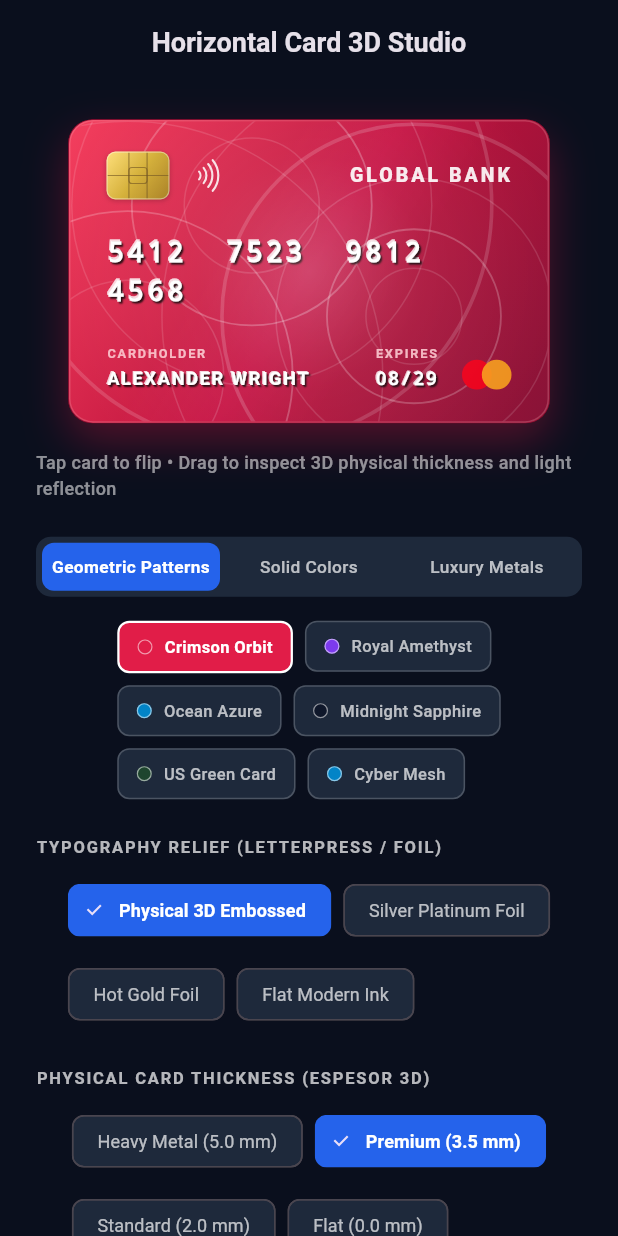
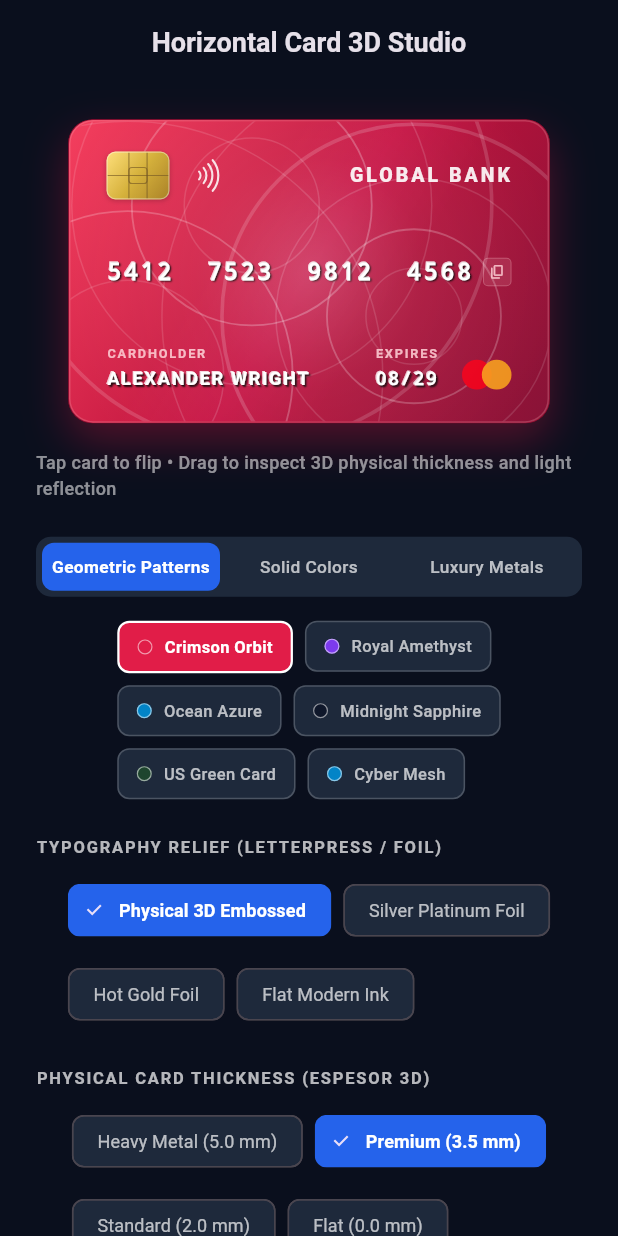
Before and after one commit to ClevesDev/horizontal_credit_card, a Flutter app: the screen it shows after launch, on a phone screen of 412 x 824 dp. Run offline on Flutter 3.47's test engine with Material 3 defaults, Android fonts, the phone set to English and light mode, and no system bars.

Commit message:
feat: add optional copy-to-clipboard button for card number with animated feedback

```diff
--- a/example/lib/main.dart
+++ b/example/lib/main.dart
@@ -45,6 +45,19 @@ class _HorizontalCardDemoScreenState extends State<HorizontalCardDemoScreen> {
   bool _isFrozen = false;
   bool _isFlipped = false;
   bool _isDynamicCvv = true;
+  bool _enableCopy = true;
+
+  void _showCopiedSnackbar(String number) {
+    ScaffoldMessenger.of(context).clearSnackBars();
+    ScaffoldMessenger.of(context).showSnackBar(
+      SnackBar(
+        content: Text('Card number copied to clipboard: $number'),
+        backgroundColor: const Color(0xFF1E293B),
+        behavior: SnackBarBehavior.floating,
+        duration: const Duration(milliseconds: 1500),
+      ),
+    );
+  }
 
   void _selectPreset(HorizontalCardTheme theme,
       {CardBrand? brand, String? number, String? holder}) {
@@ -99,6 +112,8 @@ class _HorizontalCardDemoScreenState extends State<HorizontalCardDemoScreen> {
                   isMasked: _isMasked,
                   isFrozen: _isFrozen,
                   isDynamicCvv: _isDynamicCvv,
+                  enableCopy: _enableCopy,
+                  onCardNumberCopied: _showCopiedSnackbar,
                   onFlip: (flipped) => setState(() => _isFlipped = flipped),
                 ),
               ),
@@ -301,6 +316,22 @@ class _HorizontalCardDemoScreenState extends State<HorizontalCardDemoScreen> {
                     label: Text(_isMasked ? 'Reveal Numbers' : 'Mask Numbers'),
                     style: ElevatedButton.styleFrom(
                       backgroundColor: const Color(0xFF1E293B),
+                      foregroundColor: Colors.white,
+                    ),
+                  ),
+                  ElevatedButton.icon(
+                    onPressed: () => setState(() => _enableCopy = !_enableCopy),
+                    icon: Icon(
+                      _enableCopy ? Icons.copy_rounded : Icons.content_copy,
+                      size: 16,
+                    ),
+                    label: Text(
+                      _enableCopy ? 'Copy Icon (Visible)' : 'Copy Icon (Hidden)',
+                    ),
+                    style: ElevatedButton.styleFrom(
+                      backgroundColor: _enableCopy
+                          ? const Color(0xFF6366F1)
+                          : const Color(0xFF1E293B),
                       foregroundColor: Colors.white,
                     ),
                   ),
--- a/lib/src/widgets/horizontal_card.dart
+++ b/lib/src/widgets/horizontal_card.dart
@@ -60,6 +60,15 @@ class HorizontalCard extends StatefulWidget {
   /// Optional external controller for dynamic rolling CVV.
   final DynamicCvvController? dynamicCvvController;
 
+  /// Displays a subtle copy-to-clipboard button next to the card number.
+  final bool enableCopy;
+
+  /// Whether to remove whitespace when copying card number (true) or retain spacing (false).
+  final bool cleanCopiedNumber;
+
+  /// Callback fired when the card number is copied to clipboard.
+  final ValueChanged<String>? onCardNumberCopied;
+
   /// Locks the card in a frozen security state with frosted ice crystals.
   final bool isFrozen;
 
@@ -96,6 +105,9 @@ class HorizontalCard extends StatefulWidget {
     this.isDynamicCvv = false,
     this.dynamicCvvConfig,
     this.dynamicCvvController,
+    this.enableCopy = false,
+    this.cleanCopiedNumber = true,
+    this.onCardNumberCopied,
     this.isFrozen = false,
     this.isExpired = false,
     this.bankLogo,
@@ -322,6 +334,10 @@ class _HorizontalCardState extends State<HorizontalCard>
                                     tiltY: activeTiltY,
                                     isMasked: widget.isMasked,
                                     bankLogo: widget.bankLogo,
+                                    enableCopy: widget.enableCopy,
+                                    cleanCopiedNumber: widget.cleanCopiedNumber,
+                                    onCardNumberCopied:
+                                        widget.onCardNumberCopied,
                                   ),
 
                             // Dynamic Specular Glare Layer
--- a/lib/src/widgets/horizontal_card_front.dart
+++ b/lib/src/widgets/horizontal_card_front.dart
@@ -1,4 +1,6 @@
+import 'dart:async';
 import 'package:flutter/material.dart';
+import 'package:flutter/services.dart';
 import '../models/card_brand.dart';
 import '../models/card_text_finish.dart';
 import '../models/horizontal_card_theme.dart';
@@ -38,6 +40,15 @@ class HorizontalCardFront extends StatelessWidget {
   /// Optional bank branding logo widget injected at the top-right.
   final Widget? bankLogo;
 
+  /// Whether to display a subtle copy-to-clipboard button next to the card number.
+  final bool enableCopy;
+
+  /// When copying, whether to remove spaces (true) or retain formatted spacing (false).
+  final bool cleanCopiedNumber;
+
+  /// Callback triggered when the card number is copied to clipboard.
+  final ValueChanged<String>? onCardNumberCopied;
+
   /// Creates a [HorizontalCardFront] instance.
   const HorizontalCardFront({
     super.key,
@@ -51,6 +62,9 @@ class HorizontalCardFront extends StatelessWidget {
     this.tiltY = 0.0,
     this.isMasked = false,
     this.bankLogo,
+    this.enableCopy = false,
+    this.cleanCopiedNumber = true,
+    this.onCardNumberCopied,
   });
 
   @override
@@ -140,7 +154,14 @@ class HorizontalCardFront extends StatelessWidget {
               // Middle: 16/15-Digit Card Number with Physical 3D Embossed Relief
               Padding(
                 padding: const EdgeInsets.symmetric(vertical: 4),
-                child: Text(
+                child: FittedBox(
+                  fit: BoxFit.scaleDown,
+                  alignment: Alignment.centerLeft,
+                  child: Row(
+                    mainAxisSize: MainAxisSize.min,
+                    crossAxisAlignment: CrossAxisAlignment.center,
+                    children: [
+                      Text(
                         formattedNumber,
                         style: TextStyle(
                           fontFamily: 'monospace',
@@ -149,6 +170,18 @@ class HorizontalCardFront extends StatelessWidget {
                           letterSpacing: 2.4,
                           color: cardTheme.textColor,
                           shadows: textShadows,
+                        ),
+                      ),
+                      if (enableCopy) ...[
+                        const SizedBox(width: 8),
+                        _CopyCardNumberButton(
+                          cardNumber: cardNumber,
+                          cleanCopiedNumber: cleanCopiedNumber,
+                          color: cardTheme.labelColor,
+                          onCopied: onCardNumberCopied,
+                        ),
+                      ],
+                    ],
                   ),
                 ),
               ),
@@ -344,3 +377,101 @@ class HorizontalCardFront extends StatelessWidget {
     return '••••  ••••  ••••  $lastFour';
   }
 }
+
+class _CopyCardNumberButton extends StatefulWidget {
+  final String cardNumber;
+  final bool cleanCopiedNumber;
+  final Color color;
+  final ValueChanged<String>? onCopied;
+
+  const _CopyCardNumberButton({
+    required this.cardNumber,
+    required this.cleanCopiedNumber,
+    required this.color,
+    this.onCopied,
+  });
+
+  @override
+  State<_CopyCardNumberButton> createState() => _CopyCardNumberButtonState();
+}
+
+class _CopyCardNumberButtonState extends State<_CopyCardNumberButton> {
+  bool _copied = false;
+  Timer? _resetTimer;
+
+  @override
+  void dispose() {
+    _resetTimer?.cancel();
+    super.dispose();
+  }
+
+  void _handleCopy() {
+    final text = widget.cleanCopiedNumber
+        ? widget.cardNumber.replaceAll(' ', '')
+        : widget.cardNumber;
+
+    widget.onCopied?.call(text);
+
+    _resetTimer?.cancel();
+    if (mounted) {
+      setState(() => _copied = true);
+    }
+
+    _resetTimer = Timer(const Duration(milliseconds: 1800), () {
+      if (mounted) {
+        setState(() => _copied = false);
+      }
+    });
+
+    Clipboard.setData(ClipboardData(text: text));
+  }
+
+  @override
+  Widget build(BuildContext context) {
+    return GestureDetector(
+      onTap: _handleCopy,
+      behavior: HitTestBehavior.opaque,
+      child: AnimatedContainer(
+        duration: const Duration(milliseconds: 200),
+        padding: const EdgeInsets.all(4),
+        decoration: BoxDecoration(
+          color: _copied
+              ? const Color(0xFF10B981).withValues(alpha: 0.25)
+              : widget.color.withValues(alpha: 0.12),
+          borderRadius: BorderRadius.circular(4),
+          border: Border.all(
+            color: _copied
+                ? const Color(0xFF10B981).withValues(alpha: 0.6)
+                : widget.color.withValues(alpha: 0.25),
+            width: 0.8,
+          ),
+        ),
+        child: AnimatedSwitcher(
+          duration: const Duration(milliseconds: 220),
+          transitionBuilder: (child, animation) {
+            return ScaleTransition(
+              scale: animation,
+              child: FadeTransition(
+                opacity: animation,
+                child: child,
+              ),
+            );
+          },
+          child: _copied
+              ? const Icon(
+                  Icons.check_rounded,
+                  key: ValueKey('copied'),
+                  size: 13,
+                  color: Color(0xFF10B981),
+                )
+              : Icon(
+                  Icons.copy_rounded,
+                  key: const ValueKey('copy'),
+                  size: 13,
+                  color: widget.color.withValues(alpha: 0.85),
+                ),
+        ),
+      ),
+    );
+  }
+}
```
Also changed, not shown: 1 other file. Lines whose indentation alone changed are shown as unchanged.
